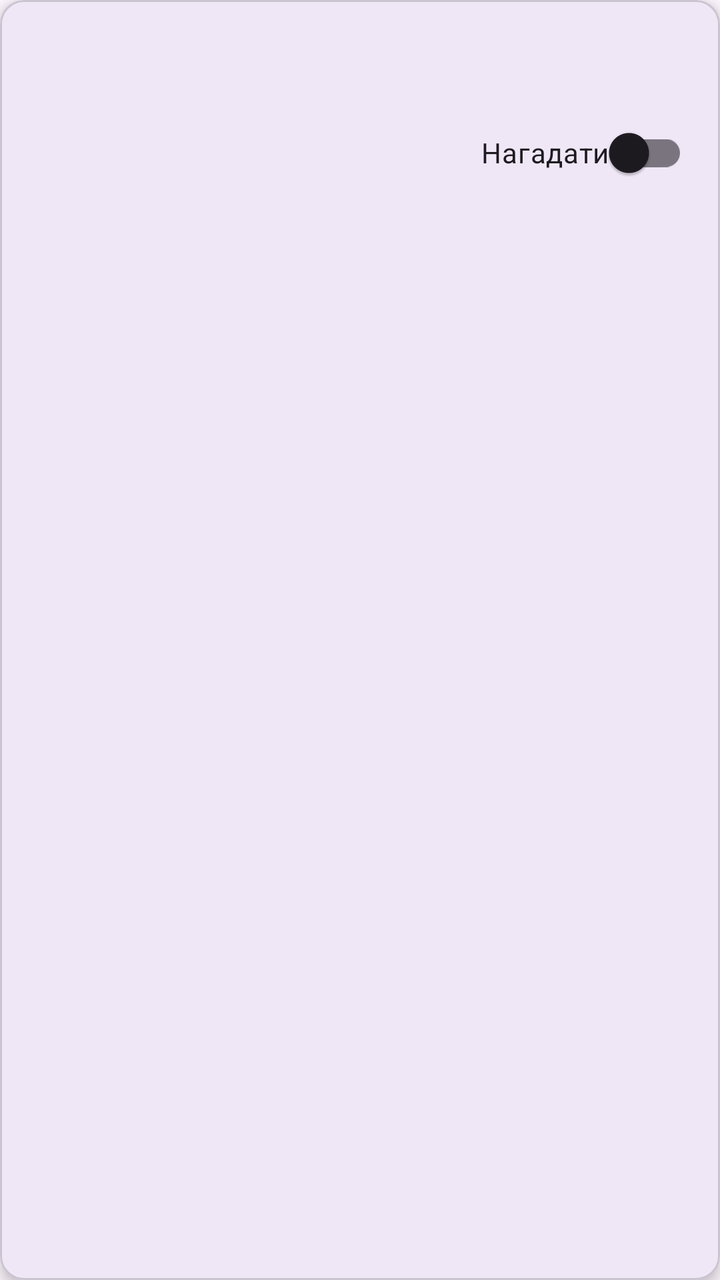
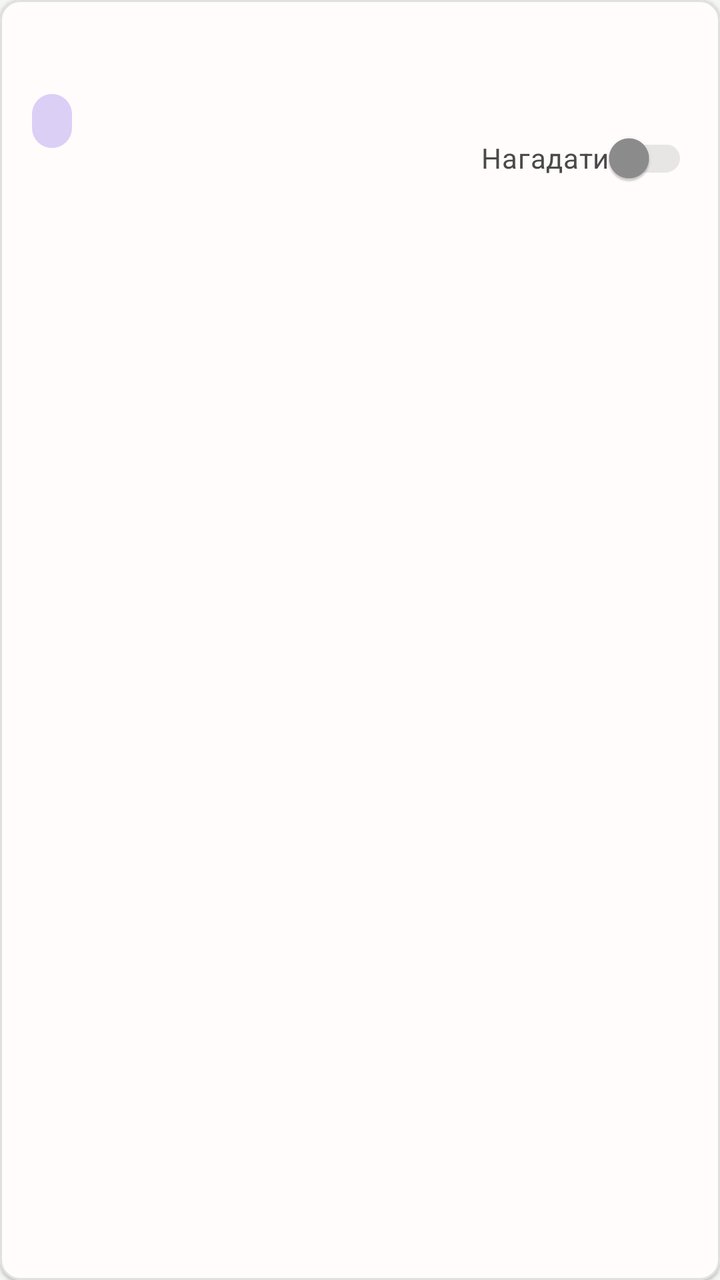

Before-and-after screenshots of an Android layout around one commit, followed by the original layout XML and the change that was made.
<!-- AndroidManifest.xml: application theme Theme.TASKFORGE -->
<!-- res/layout/item_subscription.xml -->
<?xml version="1.0" encoding="utf-8"?>
<com.google.android.material.card.MaterialCardView 
    xmlns:android="http://schemas.android.com/apk/res/android"
    xmlns:app="http://schemas.android.com/apk/res-auto"
    android:layout_width="match_parent"
    android:layout_height="wrap_content"
    android:layout_margin="8dp"
    app:cardCornerRadius="12dp"
    app:cardElevation="4dp">

    <RelativeLayout
        android:layout_width="match_parent"
        android:layout_height="wrap_content"
        android:padding="16dp">

        <TextView
            android:id="@+id/tvSubTitle"
            android:layout_width="wrap_content"
            android:layout_height="wrap_content"
            android:textSize="18sp"
            android:textStyle="bold"
            android:textColor="#000000" />

        <TextView
            android:id="@+id/tvSubCategory"
            android:layout_width="wrap_content"
            android:layout_height="wrap_content"
            android:layout_below="@id/tvSubTitle"
            android:layout_marginTop="4dp"
            android:textSize="14sp"
            android:textColor="#666666" />

        <TextView
            android:id="@+id/tvSubPrice"
            android:layout_width="wrap_content"
            android:layout_height="wrap_content"
            android:layout_alignParentEnd="true"
            android:textSize="18sp"
            android:textStyle="bold"
            android:textColor="#D32F2F" />

        <TextView
            android:id="@+id/tvNextBilling"
            android:layout_width="wrap_content"
            android:layout_height="wrap_content"
            android:layout_below="@id/tvSubCategory"
            android:layout_marginTop="12dp"
            android:textSize="14sp"
            android:textColor="#1976D2" />

        <androidx.appcompat.widget.SwitchCompat
            android:id="@+id/switchReminder"
            android:layout_width="wrap_content"
            android:layout_height="wrap_content"
            android:layout_below="@id/tvSubPrice"
            android:layout_alignParentEnd="true"
            android:layout_marginTop="12dp"
            android:text="Нагадати" />
    </RelativeLayout>
</com.google.android.material.card.MaterialCardView>
<!-- resources referenced by this layout -->
<resources>
  <style name="Base.Theme.TASKFORGE" parent="Theme.Material3.DayNight.NoActionBar">
          <item name="android:windowLightStatusBar">true</item>
          
          
      </style>
  <!-- unchanged entries left out for length: 1 -->
</resources>

<!-- the commit's change to res/layout/item_subscription.xml (unified diff, before → after) -->
@@ -2,11 +2,10 @@
 <com.google.android.material.card.MaterialCardView 
     xmlns:android="http://schemas.android.com/apk/res/android"
     xmlns:app="http://schemas.android.com/apk/res-auto"
+    style="@style/Widget.TaskForge.CardView"
     android:layout_width="match_parent"
     android:layout_height="wrap_content"
-    android:layout_margin="8dp"
-    app:cardCornerRadius="12dp"
-    app:cardElevation="4dp">
+    android:layout_margin="8dp">
 
     <RelativeLayout
         android:layout_width="match_parent"
@@ -17,9 +16,8 @@
             android:id="@+id/tvSubTitle"
             android:layout_width="wrap_content"
             android:layout_height="wrap_content"
-            android:textSize="18sp"
-            android:textStyle="bold"
-            android:textColor="#000000" />
+            android:textAppearance="@style/TextAppearance.TaskForge.Headline2"
+            android:textColor="@color/ui_heading_text" />
 
         <TextView
             android:id="@+id/tvSubCategory"
@@ -27,17 +25,15 @@
             android:layout_height="wrap_content"
             android:layout_below="@id/tvSubTitle"
             android:layout_marginTop="4dp"
-            android:textSize="14sp"
-            android:textColor="#666666" />
+            style="@style/Widget.TaskForge.Tag" />
 
         <TextView
             android:id="@+id/tvSubPrice"
             android:layout_width="wrap_content"
             android:layout_height="wrap_content"
             android:layout_alignParentEnd="true"
-            android:textSize="18sp"
-            android:textStyle="bold"
-            android:textColor="#D32F2F" />
+            android:textAppearance="@style/TextAppearance.TaskForge.Headline2"
+            android:textColor="@color/ui_heading_text" />
 
         <TextView
             android:id="@+id/tvNextBilling"
@@ -45,8 +41,7 @@
             android:layout_height="wrap_content"
             android:layout_below="@id/tvSubCategory"
             android:layout_marginTop="12dp"
-            android:textSize="14sp"
-            android:textColor="#1976D2" />
+            android:textAppearance="@style/TextAppearance.TaskForge.Caption" />
 
         <androidx.appcompat.widget.SwitchCompat
             android:id="@+id/switchReminder"
@@ -55,6 +50,9 @@
             android:layout_below="@id/tvSubPrice"
             android:layout_alignParentEnd="true"
             android:layout_marginTop="12dp"
+            android:textColor="@color/ui_body_text"
+            app:thumbTint="@color/switch_thumb_peach"
+            app:trackTint="@color/switch_track_peach"
             android:text="Нагадати" />
     </RelativeLayout>
 </com.google.android.material.card.MaterialCardView>
<!-- resource entries referenced after the edit -->
@@ -1,9 +1,123 @@
 <!-- resources referenced by this layout -->
 <resources>
+  <color name="ui_body_text">#4A4A4A</color>
+  <color name="ui_heading_text">#212121</color>
+  <style name="TextAppearance.TaskForge.Caption" parent="TextAppearance.Material3.BodyMedium">
+          <item name="android:textSize">14sp</item>
+          <item name="android:textStyle">normal</item>
+          <item name="android:fontFamily">sans-serif-medium</item>
+          <item name="android:textColor">@color/ui_hint_text</item>
+      </style>
+  <style name="TextAppearance.TaskForge.Headline2" parent="TextAppearance.Material3.TitleLarge">
+          <item name="android:textSize">20sp</item>
+          <item name="android:textStyle">normal</item>
+          <item name="android:fontFamily">sans-serif-medium</item>
+          <item name="android:textColor">@color/ui_heading_text</item>
+      </style>
+  <style name="Widget.TaskForge.CardView" parent="Widget.MaterialComponents.CardView">
+          <item name="strokeColor">@color/ui_card_border</item>
+          <item name="strokeWidth">1dp</item>
+          <item name="cardCornerRadius">10dp</item>
+          <item name="cardElevation">1dp</item>
+          <item name="cardBackgroundColor">@color/white</item>
+      </style>
+  <style name="Widget.TaskForge.Tag" parent="Widget.MaterialComponents.TextView">
+          <item name="android:background">@drawable/bg_tag</item>
+          <item name="android:paddingStart">10dp</item>
+          <item name="android:paddingTop">4dp</item>
+          <item name="android:paddingEnd">10dp</item>
+          <item name="android:paddingBottom">4dp</item>
+          <item name="android:textColor">@color/ui_heading_text</item>
+          <item name="android:textSize">14sp</item>
+          <item name="android:fontFamily">sans-serif-medium</item>
+      </style>
+  <color name="ui_hint_text">#8E8E8E</color>
+  <color name="ui_card_border">#E0E0E0</color>
+  <color name="white">#FFFFFFFF</color>
+  <!-- drawable bg_tag (drawable) -->
+  <?xml version="1.0" encoding="utf-8"?>
+  <shape xmlns:android="http://schemas.android.com/apk/res/android" android:shape="rectangle">
+      <solid android:color="@color/ui_accent_secondary" />
+      <corners android:radius="12dp" />
+  </shape>
   <style name="Base.Theme.TASKFORGE" parent="Theme.Material3.DayNight.NoActionBar">
           <item name="android:windowLightStatusBar">true</item>
-          
-          
+          <item name="colorPrimary">@color/ui_accent_primary</item>
+          <item name="colorOnPrimary">@color/white</item>
+          <item name="colorSecondary">@color/ui_accent_secondary</item>
+          <item name="colorOnSecondary">@color/ui_heading_text</item>
+          <item name="android:colorBackground">@color/ui_background</item>
+          <item name="colorSurface">@color/white</item>
+          <item name="colorOnSurface">@color/ui_body_text</item>
+          <item name="colorOnSurfaceVariant">@color/ui_hint_text</item>
+          <item name="android:windowBackground">@color/ui_background</item>
+          <item name="android:navigationBarColor">@color/white</item>
+          <item name="android:statusBarColor">@color/ui_background</item>
+          <item name="android:fontFamily">sans-serif</item>
+          <item name="textAppearanceHeadlineLarge">@style/TextAppearance.TaskForge.Headline1</item>
+          <item name="textAppearanceTitleLarge">@style/TextAppearance.TaskForge.Headline2</item>
+          <item name="textAppearanceBodyLarge">@style/TextAppearance.TaskForge.Body</item>
+          <item name="textAppearanceBodyMedium">@style/TextAppearance.TaskForge.Caption</item>
+          <item name="materialButtonStyle">@style/Widget.TaskForge.Button.Primary</item>
+          <item name="materialCardViewStyle">@style/Widget.TaskForge.CardView</item>
+          <item name="floatingActionButtonStyle">@style/Widget.TaskForge.FAB</item>
+          <item name="textInputStyle">@style/Widget.TaskForge.TextInputLayout</item>
+          <item name="editTextStyle">@style/Widget.TaskForge.EditText</item>
+          <item name="bottomNavigationStyle">@style/Widget.TaskForge.BottomNavigationView</item>
+          <item name="materialAlertDialogTheme">@style/ThemeOverlay.TaskForge.MaterialAlertDialog</item>
+      </style>
+  <color name="ui_accent_secondary">#DCCFF6</color>
+  <color name="ui_accent_primary">#FFCCB6</color>
+  <color name="ui_background">#F5F5F5</color>
+  <style name="TextAppearance.TaskForge.Headline1" parent="TextAppearance.Material3.HeadlineLarge">
+          <item name="android:textSize">24sp</item>
+          <item name="android:textStyle">bold</item>
+          <item name="android:fontFamily">sans-serif</item>
+          <item name="android:textColor">@color/ui_heading_text</item>
+      </style>
+  <style name="TextAppearance.TaskForge.Body" parent="TextAppearance.Material3.BodyLarge">
+          <item name="android:textSize">16sp</item>
+          <item name="android:textStyle">normal</item>
+          <item name="android:fontFamily">sans-serif</item>
+          <item name="android:textColor">@color/ui_body_text</item>
+      </style>
+  <style name="Widget.TaskForge.Button.Primary" parent="Widget.MaterialComponents.Button">
+          <item name="android:minHeight">48dp</item>
+          <item name="cornerRadius">8dp</item>
+          <item name="backgroundTint">@color/ui_accent_primary</item>
+          <item name="android:textColor">@color/white</item>
+          <item name="android:textStyle">bold</item>
+          <item name="android:fontFamily">sans-serif-medium</item>
+      </style>
+  <style name="Widget.TaskForge.FAB" parent="Widget.MaterialComponents.FloatingActionButton">
+          <item name="backgroundTint">@color/ui_accent_primary</item>
+          <item name="tint">@color/white</item>
+      </style>
+  <style name="Widget.TaskForge.TextInputLayout" parent="Widget.MaterialComponents.TextInputLayout.OutlinedBox">
+          <item name="boxBackgroundColor">@color/white</item>
+          <item name="boxStrokeColor">@color/ui_accent_secondary</item>
+          <item name="boxStrokeWidth">1dp</item>
+          <item name="boxStrokeWidthFocused">2dp</item>
+          <item name="hintTextColor">@color/ui_hint_text</item>
+      </style>
+  <style name="Widget.TaskForge.EditText" parent="Widget.MaterialComponents.TextInputEditText.OutlinedBox">
+          <item name="android:textColor">@color/ui_body_text</item>
+          <item name="android:textColorHint">@color/ui_hint_text</item>
+          <item name="android:textSize">16sp</item>
+          <item name="android:fontFamily">sans-serif</item>
+      </style>
+  <style name="Widget.TaskForge.BottomNavigationView" parent="Widget.MaterialComponents.BottomNavigationView">
+          <item name="itemIconTint">@color/bottom_nav_tint</item>
+          <item name="itemTextColor">@color/bottom_nav_tint</item>
+          <item name="android:background">@color/white</item>
+      </style>
+  <style name="ThemeOverlay.TaskForge.MaterialAlertDialog" parent="ThemeOverlay.MaterialComponents.MaterialAlertDialog">
+          <item name="materialAlertDialogBodyTextStyle">@style/TextAppearance.TaskForge.Body</item>
+          <item name="shapeAppearanceOverlay">@style/ShapeAppearanceOverlay.TaskForge.Dialog</item>
+      </style>
+  <style name="ShapeAppearanceOverlay.TaskForge.Dialog" parent="">
+          <item name="cornerFamily">rounded</item>
+          <item name="cornerSize">20dp</item>
       </style>
   <!-- unchanged entries left out for length: 1 -->
 </resources>
